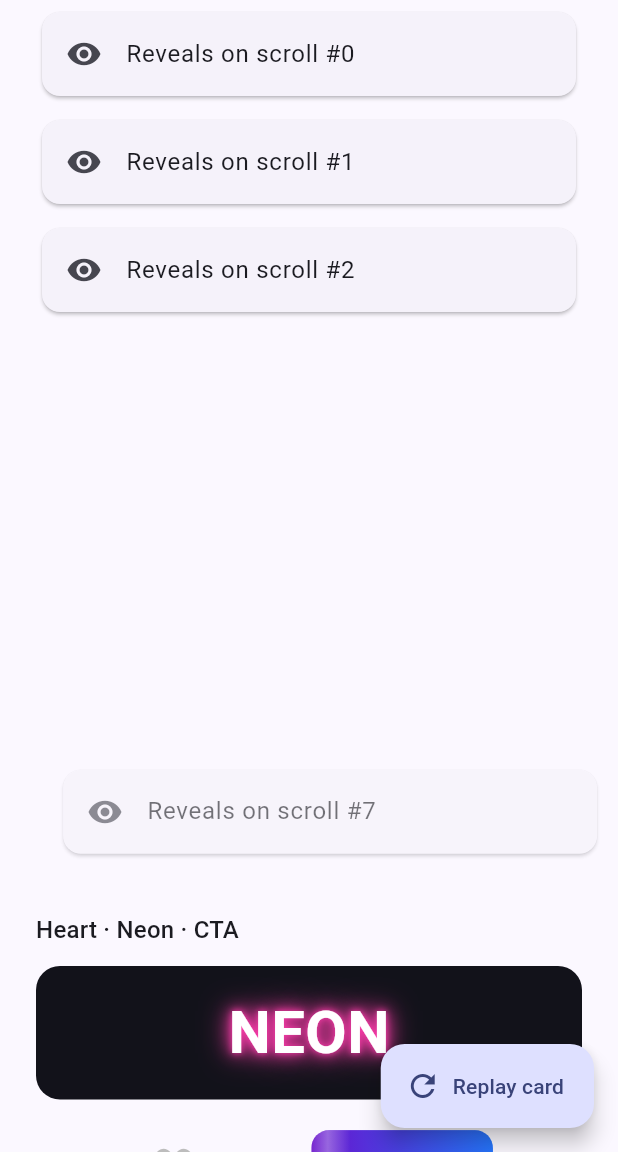
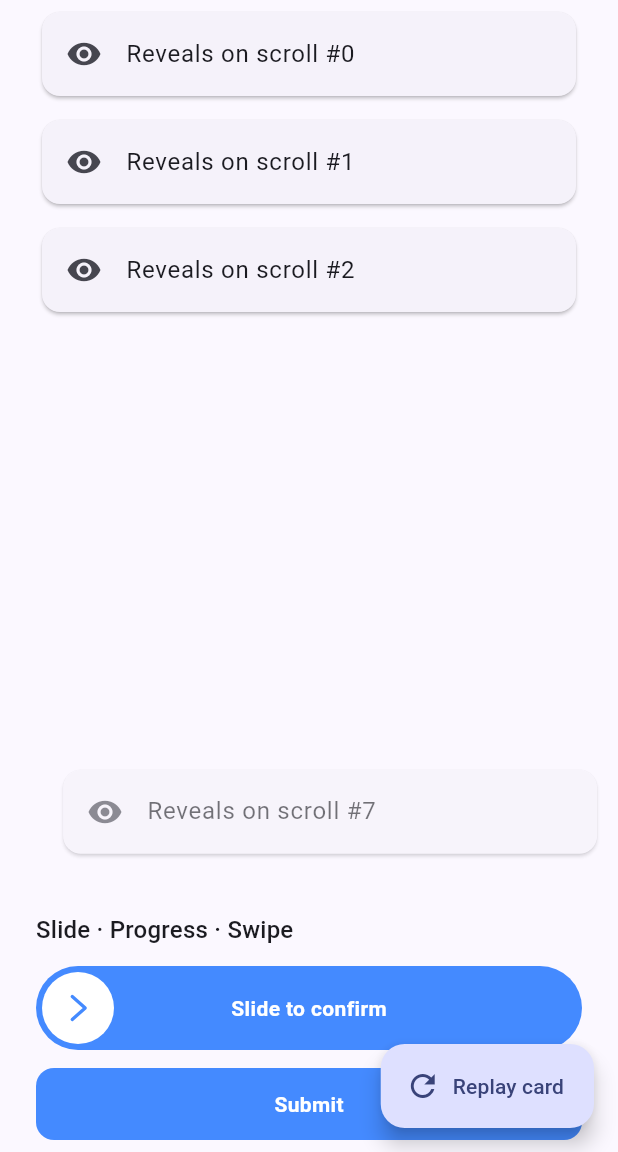
Before and after one commit to m7hamed-dev/save_points_animations, a Flutter app: the screen it shows after launch, scrolled down 2304 dp, on a phone screen of 412 x 824 dp, the part 84-1236 px from its top. Run offline on Flutter 3.47's test engine with Material 3 defaults, Android fonts, the phone set to English and light mode, and no system bars.

Commit message:
Release v0.23.0: Introduced gesture-driven actions with new components including FxSlideToConfirm for drag-to-confirm functionality, FxProgressButton for a morphing button experience, and FxSwipeCards for a Tinder-style card deck. Updated CHANGELOG and README to document these features, and modified example app to showcase the new widgets.

````diff
--- a/example/lib/main.dart
+++ b/example/lib/main.dart
@@ -46,6 +46,7 @@ class _HomeScreenState extends State<HomeScreen> {
   bool _toggle = true;
   int _step = 1;
   bool _liked = false;
+  FxButtonState _btnState = FxButtonState.idle;
 
   @override
   Widget build(BuildContext context) {
@@ -403,6 +404,47 @@ class _HomeScreenState extends State<HomeScreen> {
                   title: Text('Reveals on scroll #$i'),
                 ),
               ).animate(autoPlay: false).fadeIn().slideX(0.1).onVisible(),
+            ),
+          ),
+
+          const SizedBox(height: 32),
+          Text('Slide · Progress · Swipe', style: theme.textTheme.titleMedium),
+          const SizedBox(height: 12),
+
+          FxSlideToConfirm(
+            label: const Text('Slide to confirm'),
+            onConfirmed: () {},
+          ),
+          const SizedBox(height: 12),
+          FxProgressButton(
+            state: _btnState,
+            child: const Text('Submit'),
+            onPressed: () async {
+              setState(() => _btnState = FxButtonState.loading);
+              await Future<void>.delayed(const Duration(seconds: 1));
+              if (!mounted) return;
+              setState(() => _btnState = FxButtonState.success);
+              await Future<void>.delayed(const Duration(seconds: 1));
+              if (!mounted) return;
+              setState(() => _btnState = FxButtonState.idle);
+            },
+          ),
+          const SizedBox(height: 12),
+          SizedBox(
+            height: 140,
+            child: FxSwipeCards(
+              cards: [
+                for (final c in [Colors.pink, Colors.teal, Colors.amber])
+                  Card(
+                    color: c.withValues(alpha: 0.85),
+                    child: const Center(
+                      child: Text(
+                        'Swipe me',
+                        style: TextStyle(color: Colors.white, fontSize: 20),
+                      ),
+                    ),
+                  ),
+              ],
             ),
           ),
 
--- a/lib/save_points_animations.dart
+++ b/lib/save_points_animations.dart
@@ -73,6 +73,8 @@ export 'src/widgets/fx_odometer.dart' show FxOdometer;
 export 'src/widgets/fx_page_indicator.dart' show FxPageIndicator;
 export 'src/widgets/fx_particles.dart' show FxParticles;
 export 'src/widgets/fx_progress_bar.dart' show FxProgressBar;
+export 'src/widgets/fx_progress_button.dart'
+    show FxButtonState, FxProgressButton;
 export 'src/widgets/fx_pulse.dart' show FxPulse;
 export 'src/widgets/fx_radar.dart' show FxRadar;
 export 'src/widgets/fx_rating.dart' show FxRating;
@@ -81,9 +83,11 @@ export 'src/widgets/fx_segmented_control.dart' show FxSegmentedControl;
 export 'src/widgets/fx_shimmer_button.dart' show FxShimmerButton;
 export 'src/widgets/fx_shine.dart' show FxShine;
 export 'src/widgets/fx_skeleton.dart' show FxSkeleton;
+export 'src/widgets/fx_slide_to_confirm.dart' show FxSlideToConfirm;
 export 'src/widgets/fx_speed_dial.dart' show FxSpeedDial;
 export 'src/widgets/fx_step_progress.dart' show FxStepProgress;
 export 'src/widgets/fx_swipe.dart' show FxSwipeToDismiss;
+export 'src/widgets/fx_swipe_cards.dart' show FxSwipeCards;
 export 'src/widgets/fx_switcher.dart' show FxSwitcher, FxSwitcherEffect;
 export 'src/widgets/fx_typing_indicator.dart' show FxTypingIndicator;
 export 'src/widgets/fx_wave_divider.dart' show FxWaveDivider;
--- /dev/null
+++ b/lib/src/widgets/fx_progress_button.dart
@@ -0,0 +1,138 @@
+import 'package:flutter/widgets.dart';
+import 'package:save_points_animations/src/widgets/fx_animated_check.dart';
+import 'package:save_points_animations/src/widgets/fx_loaders.dart';
+
+/// The visual state of an [FxProgressButton].
+enum FxButtonState { idle, loading, success, error }
+
+/// A button that morphs into a loading spinner, then a success check (or error
+/// cross), driven by [state]. Great for form submits.
+///
+/// ```dart
+/// FxProgressButton(
+///   state: _state,
+///   onPressed: _submit,
+///   child: const Text('Submit'),
+/// );
+/// ```
+class FxProgressButton extends StatelessWidget {
+  const FxProgressButton({
+    super.key,
+    required this.state,
+    required this.onPressed,
+    required this.child,
+    this.color = const Color(0xFF448AFF),
+    this.successColor = const Color(0xFF43A047),
+    this.errorColor = const Color(0xFFE53935),
+    this.height = 48,
+    this.borderRadius = 12,
+    this.duration = const Duration(milliseconds: 300),
+  });
+
+  final FxButtonState state;
+  final VoidCallback onPressed;
+  final Widget child;
+  final Color color;
+  final Color successColor;
+  final Color errorColor;
+  final double height;
+  final double borderRadius;
+  final Duration duration;
+
+  Color get _bg => switch (state) {
+    FxButtonState.success => successColor,
+    FxButtonState.error => errorColor,
+    _ => color,
+  };
+
+  Widget _content() {
+    switch (state) {
+      case FxButtonState.idle:
+        return DefaultTextStyle.merge(
+          key: const ValueKey('idle'),
+          style: const TextStyle(
+            color: Color(0xFFFFFFFF),
+            fontWeight: FontWeight.w600,
+          ),
+          child: child,
+        );
+      case FxButtonState.loading:
+        return FxProgressRing(
+          key: const ValueKey('loading'),
+          size: height * 0.5,
+          color: const Color(0xFFFFFFFF),
+        );
+      case FxButtonState.success:
+        return FxAnimatedCheck(
+          key: const ValueKey('success'),
+          size: height * 0.6,
+          color: const Color(0xFFFFFFFF),
+        );
+      case FxButtonState.error:
+        return CustomPaint(
+          key: const ValueKey('error'),
+          size: Size.square(height * 0.5),
+          painter: _CrossPainter(const Color(0xFFFFFFFF)),
+        );
+    }
+  }
+
+  @override
+  Widget build(BuildContext context) {
+    final circle = state != FxButtonState.idle;
+    return LayoutBuilder(
+      builder: (context, constraints) {
+        final fullWidth = constraints.maxWidth.isFinite
+            ? constraints.maxWidth
+            : 220.0;
+        return Align(
+          child: GestureDetector(
+            onTap: state == FxButtonState.idle ? onPressed : null,
+            child: AnimatedContainer(
+              duration: duration,
+              curve: Curves.easeInOut,
+              width: circle ? height : fullWidth,
+              height: height,
+              alignment: Alignment.center,
+              decoration: BoxDecoration(
+                color: _bg,
+                borderRadius: BorderRadius.circular(
+                  circle ? height / 2 : borderRadius,
+                ),
+              ),
+              child: AnimatedSwitcher(duration: duration, child: _content()),
+            ),
+          ),
+        );
+      },
+    );
+  }
+}
+
+class _CrossPainter extends CustomPainter {
+  _CrossPainter(this.color);
+
+  final Color color;
+
+  @override
+  void paint(Canvas canvas, Size size) {
+    final paint = Paint()
+      ..color = color
+      ..strokeWidth = 2.4
+      ..strokeCap = StrokeCap.round;
+    canvas
+      ..drawLine(
+        Offset(size.width * 0.25, size.height * 0.25),
+        Offset(size.width * 0.75, size.height * 0.75),
+        paint,
+      )
+      ..drawLine(
+        Offset(size.width * 0.75, size.height * 0.25),
+        Offset(size.width * 0.25, size.height * 0.75),
+        paint,
+      );
+  }
+
+  @override
+  bool shouldRepaint(_CrossPainter oldDelegate) => oldDelegate.color != color;
+}
--- /dev/null
+++ b/lib/src/widgets/fx_slide_to_confirm.dart
@@ -0,0 +1,177 @@
+import 'dart:async';
+
+import 'package:flutter/widgets.dart';
+
+/// A "slide to confirm / unlock" control — drag the thumb to the end to fire
+/// [onConfirmed]; release early and it springs back.
+///
+/// ```dart
+/// FxSlideToConfirm(label: const Text('Slide to pay'), onConfirmed: pay);
+/// ```
+class FxSlideToConfirm extends StatefulWidget {
+  const FxSlideToConfirm({
+    super.key,
+    required this.label,
+    required this.onConfirmed,
+    this.height = 56,
+    this.trackColor = const Color(0xFF448AFF),
+    this.thumbColor = const Color(0xFFFFFFFF),
+    this.textColor = const Color(0xFFFFFFFF),
+    this.borderRadius = 28,
+  });
+
+  final Widget label;
+  final VoidCallback onConfirmed;
+  final double height;
+  final Color trackColor;
+  final Color thumbColor;
+  final Color textColor;
+  final double borderRadius;
+
+  @override
+  State<FxSlideToConfirm> createState() => _FxSlideToConfirmState();
+}
+
+class _FxSlideToConfirmState extends State<FxSlideToConfirm>
+    with SingleTickerProviderStateMixin {
+  late final AnimationController _controller = AnimationController(
+    vsync: this,
+    duration: const Duration(milliseconds: 260),
+  );
+  double _x = 0;
+  double _max = 1;
+  bool _confirmed = false;
+
+  void _update(DragUpdateDetails d) {
+    if (_confirmed) return;
+    _controller.stop();
+    setState(() => _x = (_x + (d.primaryDelta ?? 0)).clamp(0.0, _max));
+  }
+
+  void _end(DragEndDetails d) {
+    if (_confirmed) return;
+    if (_x >= _max * 0.9) {
+      _animateTo(
+        _max,
+        onDone: () {
+          setState(() => _confirmed = true);
+          widget.onConfirmed();
+        },
+      );
+    } else {
+      _animateTo(0);
+    }
+  }
+
+  void _animateTo(double target, {VoidCallback? onDone}) {
+    final anim = Tween<double>(
+      begin: _x,
+      end: target,
+    ).animate(CurvedAnimation(parent: _controller, curve: Curves.easeOut));
+    void listener() => setState(() => _x = anim.value);
+    anim.addListener(listener);
+    unawaited(
+      _controller.forward(from: 0).whenComplete(() {
+        anim.removeListener(listener);
+        onDone?.call();
+      }),
+    );
+  }
+
+  @override
+  void dispose() {
+    _controller.dispose();
+    super.dispose();
+  }
+
+  @override
+  Widget build(BuildContext context) {
+    return LayoutBuilder(
+      builder: (context, constraints) {
+        final thumb = widget.height - 8;
+        _max = constraints.maxWidth - thumb - 8;
+        final progress = _max <= 0 ? 0.0 : (_x / _max).clamp(0.0, 1.0);
+        return Container(
+          height: widget.height,
+          decoration: BoxDecoration(
+            color: widget.trackColor,
+            borderRadius: BorderRadius.circular(widget.borderRadius),
+          ),
+          child: Stack(
+            alignment: Alignment.center,
+            children: [
+              Opacity(
+                opacity: 1 - progress,
+                child: DefaultTextStyle.merge(
+                  style: TextStyle(
+                    color: widget.textColor,
+                    fontWeight: FontWeight.w600,
+                  ),
+                  child: widget.label,
+                ),
+              ),
+              Positioned(
+                left: 4 + _x,
+                top: 4,
+                child: GestureDetector(
+                  onHorizontalDragUpdate: _update,
+                  onHorizontalDragEnd: _end,
+                  child: Container(
+                    width: thumb,
+                    height: thumb,
+                    decoration: BoxDecoration(
+                      color: widget.thumbColor,
+                      shape: BoxShape.circle,
+                    ),
+                    child: CustomPaint(
+                      painter: _ThumbPainter(
+                        confirmed: _confirmed,
+                        color: widget.trackColor,
+                      ),
+                    ),
+                  ),
+                ),
+              ),
+            ],
+          ),
+        );
+      },
+    );
+  }
+}
+
+class _ThumbPainter extends CustomPainter {
+  _ThumbPainter({required this.confirmed, required this.color});
+
+  final bool confirmed;
+  final Color color;
+
+  @override
+  void paint(Canvas canvas, Size size) {
+    final paint = Paint()
+      ..color = color
+      ..style = PaintingStyle.stroke
+      ..strokeWidth = 2.2
+      ..strokeCap = StrokeCap.round
+      ..strokeJoin = StrokeJoin.round;
+    final w = size.width;
+    final h = size.height;
+    final path = Path();
+    if (confirmed) {
+      path
+        ..moveTo(w * 0.32, h * 0.52)
+        ..lineTo(w * 0.44, h * 0.66)
+        ..lineTo(w * 0.7, h * 0.36);
+    } else {
+      path
+        ..moveTo(w * 0.42, h * 0.34)
+        ..lineTo(w * 0.6, h * 0.5)
+        ..lineTo(w * 0.42, h * 0.66);
+    }
+    canvas.drawPath(path, paint);
+  }
+
+  @override
+  bool shouldRepaint(_ThumbPainter oldDelegate) =>
+      oldDelegate.confirmed != confirmed || oldDelegate.color != color;
+}
--- a/pubspec.yaml
+++ b/pubspec.yaml
@@ -3,7 +3,7 @@ description: >-
   A fluent, extensible animation framework for Flutter. Animate any widget with
   chainable extension methods, a single-controller engine, timelines, staggered
   lists, theming and reduced-motion support.
-version: 0.22.0
+version: 0.23.0
 homepage: https://github.com/your-org/save_points_animations
 repository: https://github.com/your-org/save_points_animations
 issue_tracker: https://github.com/your-org/save_points_animations/issues
````
Also changed, not shown: lib/src/widgets/fx_swipe_cards.dart (added, +127 -0 lines), example/pubspec.lock, 2 other files.
